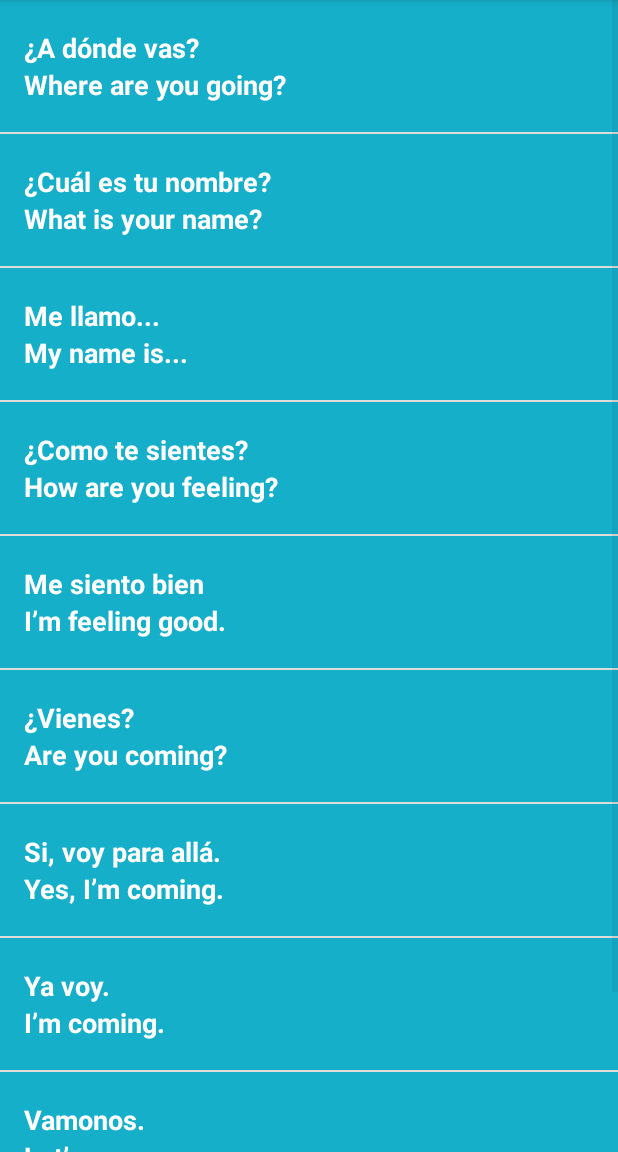
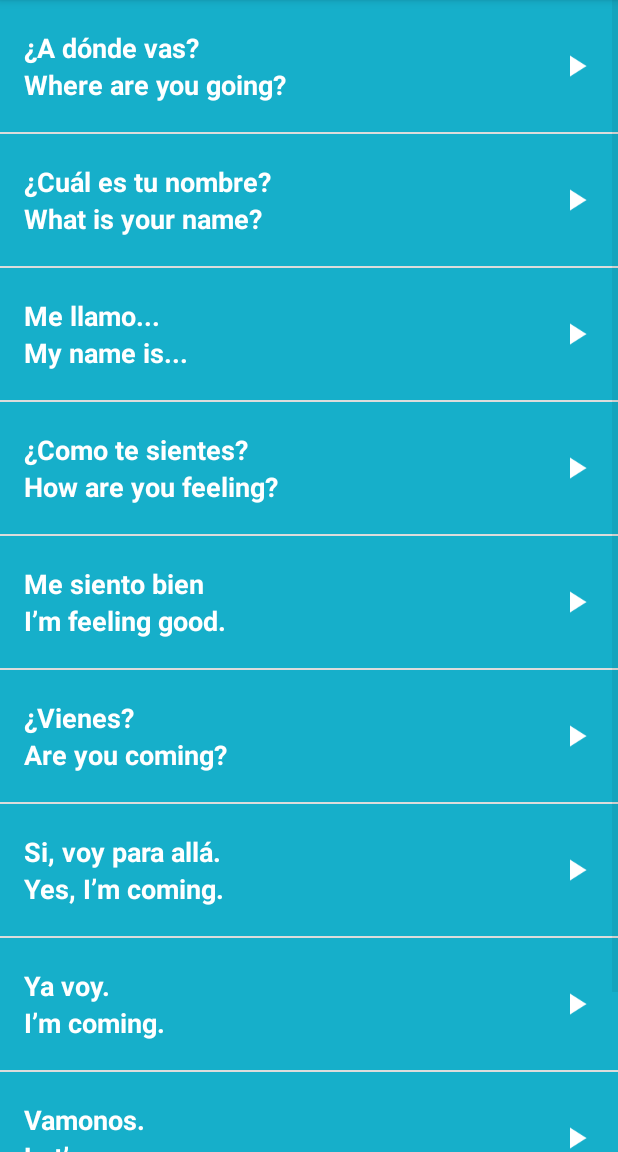
Before and after one commit to ayooubsmatti/LearningSpanish, an Android app: the PhrasesActivity screen opened directly, with no data from a screen before it, on a phone screen of 412 x 824 dp, the part 84-1236 px from its top. Run offline under Robolectric (Android 15) with nearby library versions, the light colour scheme and no system bars.

Commit message:
Add Audio Icon to List Item Layout

```diff
--- a/app/src/main/res/layout/list_item.xml
+++ b/app/src/main/res/layout/list_item.xml
@@ -1,12 +1,10 @@
 <?xml version="1.0" encoding="utf-8"?>
-<LinearLayout xmlns:android="http://schemas.android.com/apk/res/android"
+<RelativeLayout xmlns:android="http://schemas.android.com/apk/res/android"
     xmlns:tools="http://schemas.android.com/tools"
     android:layout_width="match_parent"
-    android:layout_height="wrap_content"
+    android:layout_height="@dimen/list_item_height"
     android:background="@color/tan_background"
-    android:orientation="horizontal"
-    android:minHeight="@dimen/list_item_height"
-    >
+    android:minHeight="@dimen/list_item_height">
 
     <ImageView
         android:id="@+id/image"
@@ -16,30 +14,39 @@
     <LinearLayout
         android:id="@+id/text_container"
         android:layout_width="match_parent"
-            android:layout_height="match_parent"
+        android:layout_height="@dimen/list_item_height"
+        android:layout_alignParentTop="true"
+        android:layout_alignParentRight="true"
+        android:layout_alignParentBottom="true"
+        android:layout_toRightOf="@id/image"
         android:orientation="vertical"
         android:paddingLeft="16dp">
 
         <TextView
             android:id="@+id/spanish_text_view"
             android:layout_width="wrap_content"
-                android:layout_height="0dp"
-                android:layout_weight="1"
+            android:layout_height="44dp"
+            android:gravity="bottom"
+            android:textAppearance="?android:textAppearanceMedium"
             android:textColor="@android:color/white"
-                android:gravity="bottom"
             android:textStyle="bold"
-                android:textAppearance="?android:textAppearanceMedium"
             tools:text="una" />
 
         <TextView
             android:id="@+id/default_text_view"
             android:layout_width="wrap_content"
-                android:layout_height="0dp"
-                android:layout_weight="1"
+            android:layout_height="44dp"
+            android:gravity="top"
+            android:textAppearance="?android:textAppearanceMedium"
             android:textColor="@android:color/white"
-                android:gravity="top"
             android:textStyle="bold"
-                android:textAppearance="?android:textAppearanceMedium"
             tools:text="one" />
     </LinearLayout>
-    </LinearLayout>
+    <ImageView
+        android:layout_width="24dp"
+        android:layout_height="24dp"
+        android:layout_alignParentRight="true"
+        android:layout_centerVertical="true"
+        android:layout_marginRight="16dp"
+        android:src="@drawable/baseline_play_arrow_white_24dp" />
+</RelativeLayout>
```
Also changed, not shown: app/src/main/res/drawable-hdpi/baseline_play_arrow_white_24dp.png (added). Lines whose indentation alone changed are shown as unchanged.
